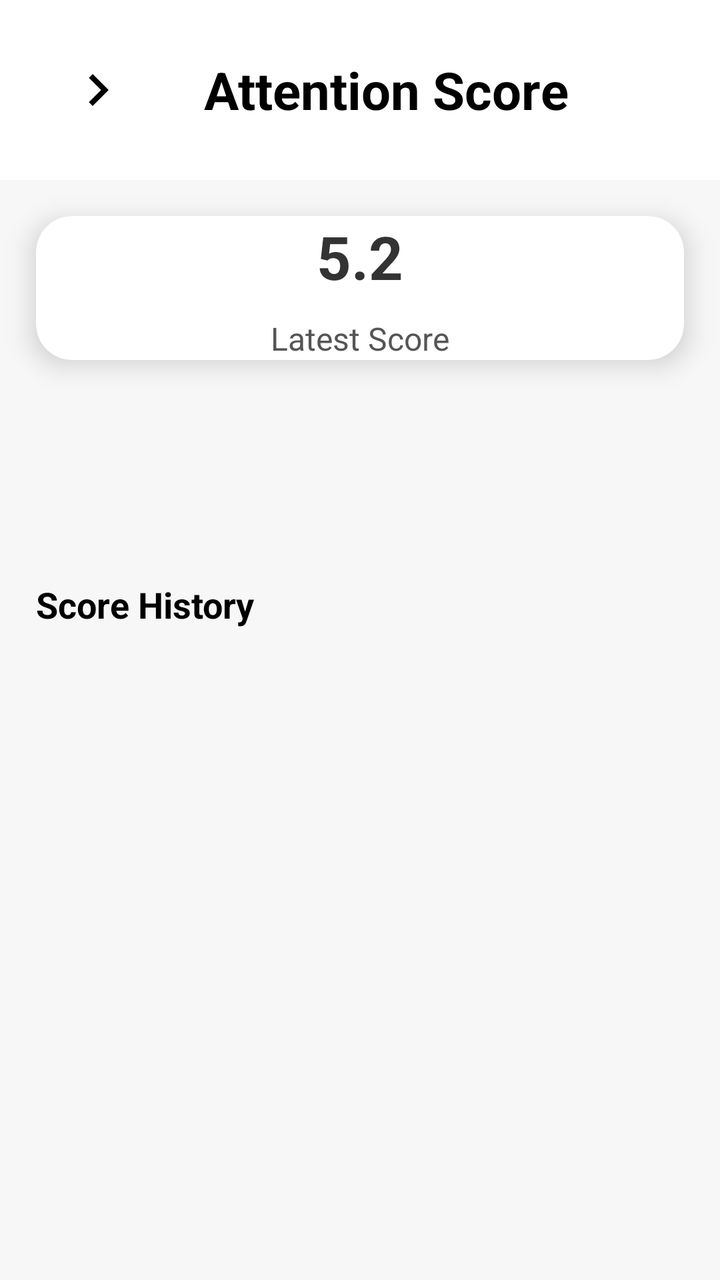
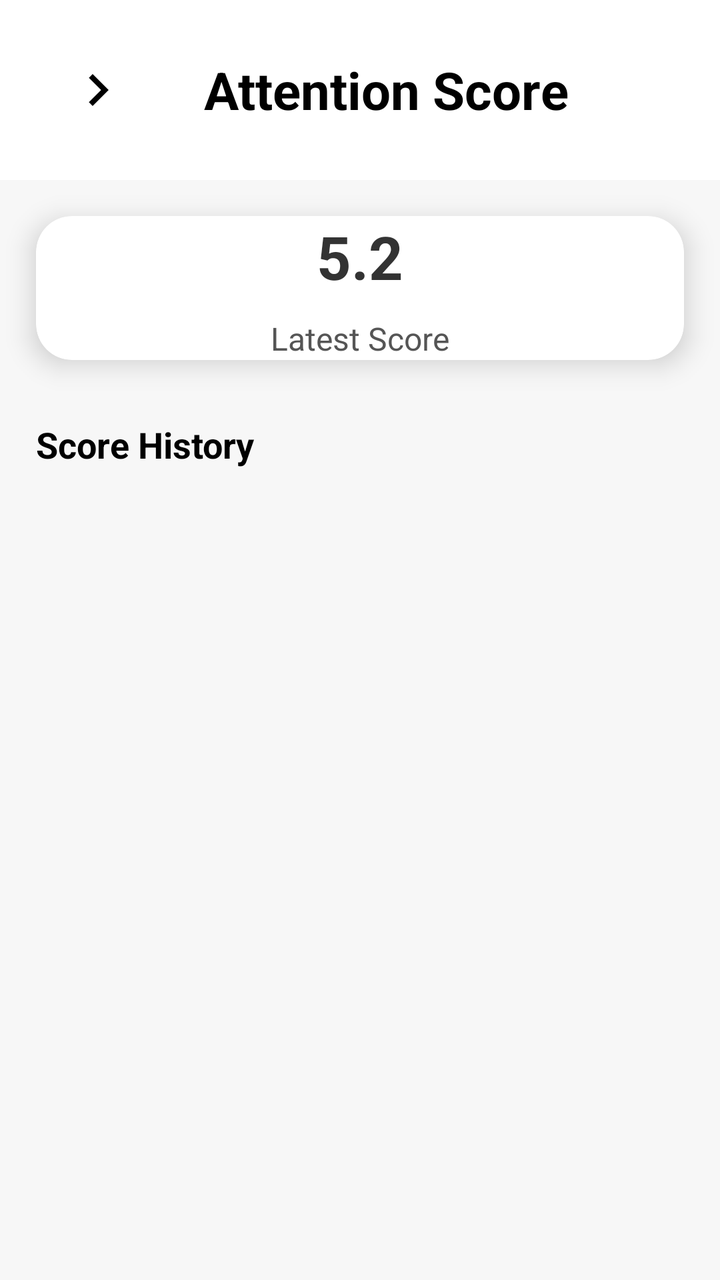

Before-and-after screenshots of an Android layout around one commit, followed by the original layout XML and the change that was made.
<!-- AndroidManifest.xml: application theme Theme.CogniSync -->
<!-- res/layout/activity_progress_dashboard.xml -->
<?xml version="1.0" encoding="utf-8"?>
<RelativeLayout xmlns:android="http://schemas.android.com/apk/res/android"
    android:layout_width="match_parent"
    android:layout_height="match_parent"

    xmlns:app="http://schemas.android.com/apk/res-auto"
    android:fitsSystemWindows="true"
    android:background="#F7F7F7"> 

    
    <RelativeLayout
        android:id="@+id/headerLayout"
        android:layout_width="match_parent"
        android:layout_height="90dp"
        android:background="@android:color/white"
        android:paddingStart="16dp"
        android:paddingEnd="16dp"
        android:paddingTop="8dp">

        <ImageButton
            android:id="@+id/backButton"
            android:layout_width="66dp"
            android:layout_height="61dp"
            android:layout_centerVertical="true"
            android:background="?android:attr/selectableItemBackgroundBorderless"
            android:contentDescription="Back"
            android:src="@drawable/chevron_right" />

        <TextView
            android:id="@+id/tvScoreTypeTitle"
            android:layout_width="wrap_content"
            android:layout_height="wrap_content"
            android:text="Attention Score"
            android:textColor="#000000"
            android:textSize="26sp"
            android:textStyle="bold"
            android:layout_centerVertical="true"
            android:layout_toEndOf="@id/backButton"
            android:layout_marginLeft="20dp"/>
    </RelativeLayout>

    
    <androidx.cardview.widget.CardView
        android:layout_below="@id/headerLayout"
        android:layout_width="match_parent"
        android:layout_height="wrap_content"
        android:layout_margin="18dp"
        android:layout_marginTop="32dp"
        android:elevation="8dp"
        app:cardCornerRadius="18dp"
        app:cardElevation="8dp"
        android:backgroundTint="@color/white"
        android:padding="22dp">

        <LinearLayout
            android:layout_width="match_parent"
            android:layout_height="wrap_content"
            android:gravity="center"
            android:orientation="vertical">

            <TextView
                android:id="@+id/tvLatestScore"
                android:layout_width="wrap_content"
                android:layout_height="wrap_content"
                android:text="5.2"
                android:textSize="30sp"
                android:textStyle="bold"
                android:textColor="#333"
                android:layout_marginBottom="10dp"/>

            <TextView
                android:layout_width="wrap_content"
                android:layout_height="wrap_content"
                android:text="Latest Score"
                android:textSize="16sp"
                android:textColor="#555"/>
        </LinearLayout>
    </androidx.cardview.widget.CardView>

    
    <TextView
        android:id="@+id/tvHistoryLabel"
        android:layout_below="@id/headerLayout"
        android:layout_width="wrap_content"
        android:layout_height="wrap_content"
        android:layout_marginTop="200dp"
        android:layout_marginLeft="18dp"
        android:text="Score History"
        android:textSize="18sp"
        android:textStyle="bold"
        android:textColor="#000"/>

    <androidx.recyclerview.widget.RecyclerView
        android:id="@+id/recyclerScoreHistory"
        android:layout_below="@id/tvHistoryLabel"
        android:layout_width="match_parent"
        android:layout_height="match_parent"
        android:layout_marginTop="12dp"
        android:layout_marginBottom="12dp"
        android:layout_marginLeft="18dp"
        android:layout_marginRight="18dp"/>
</RelativeLayout>
<!-- resources referenced by this layout -->
<resources>
  <color name="white">#FFFFFFFF</color>
  <!-- drawable chevron_right (drawable) -->
  <vector xmlns:android="http://schemas.android.com/apk/res/android"
      android:width="32dp"
      android:height="32dp"
      android:viewportWidth="32"
      android:viewportHeight="32">
      <path
          android:fillColor="#000000"
          android:pathData="M11.45 22.12L17.56 16l-6.1-6.12L13.32 8l8 8-8 8-1.88-1.88Z"/>
  </vector>
  <style name="Theme.CogniSync" parent="Theme.MaterialComponents.DayNight.NoActionBar">
  
  
  
          
          <item name="android:statusBarColor">@android:color/white</item>
          <item name="android:windowLightStatusBar">true</item>
  
      </style>
</resources>

<!-- the commit's change to res/layout/activity_progress_dashboard.xml (unified diff, before → after) -->
@@ -1,11 +1,10 @@
 <?xml version="1.0" encoding="utf-8"?>
 <RelativeLayout xmlns:android="http://schemas.android.com/apk/res/android"
+    xmlns:app="http://schemas.android.com/apk/res-auto"
     android:layout_width="match_parent"
     android:layout_height="match_parent"
-
-    xmlns:app="http://schemas.android.com/apk/res-auto"
     android:fitsSystemWindows="true"
-    android:background="#F7F7F7"> 
+    android:background="#F7F7F7">
 
     
     <RelativeLayout
@@ -36,20 +35,20 @@
             android:textStyle="bold"
             android:layout_centerVertical="true"
             android:layout_toEndOf="@id/backButton"
-            android:layout_marginLeft="20dp"/>
+            android:layout_marginStart="20dp"/>
     </RelativeLayout>
 
     
     <androidx.cardview.widget.CardView
+        android:id="@+id/cardLatestScore"
         android:layout_below="@id/headerLayout"
         android:layout_width="match_parent"
         android:layout_height="wrap_content"
         android:layout_margin="18dp"
-        android:layout_marginTop="32dp"
         android:elevation="8dp"
         app:cardCornerRadius="18dp"
         app:cardElevation="8dp"
-        android:backgroundTint="@color/white"
+        android:backgroundTint="@android:color/white"
         android:padding="22dp">
 
         <LinearLayout
@@ -80,23 +79,21 @@
     
     <TextView
         android:id="@+id/tvHistoryLabel"
-        android:layout_below="@id/headerLayout"
+        android:layout_below="@id/cardLatestScore"
         android:layout_width="wrap_content"
         android:layout_height="wrap_content"
-        android:layout_marginTop="200dp"
-        android:layout_marginLeft="18dp"
+        android:layout_marginStart="18dp"
+        android:layout_marginTop="12dp"
         android:text="Score History"
         android:textSize="18sp"
         android:textStyle="bold"
         android:textColor="#000"/>
 
+    
     <androidx.recyclerview.widget.RecyclerView
         android:id="@+id/recyclerScoreHistory"
         android:layout_below="@id/tvHistoryLabel"
         android:layout_width="match_parent"
         android:layout_height="match_parent"
-        android:layout_marginTop="12dp"
-        android:layout_marginBottom="12dp"
-        android:layout_marginLeft="18dp"
-        android:layout_marginRight="18dp"/>
+        android:layout_margin="18dp"/>
 </RelativeLayout>
<!-- resource entries referenced after the edit -->
@@ -1,6 +1,5 @@
 <!-- resources referenced by this layout -->
 <resources>
-  <color name="white">#FFFFFFFF</color>
   <!-- drawable chevron_right (drawable) -->
   <vector xmlns:android="http://schemas.android.com/apk/res/android"
       android:width="32dp"
